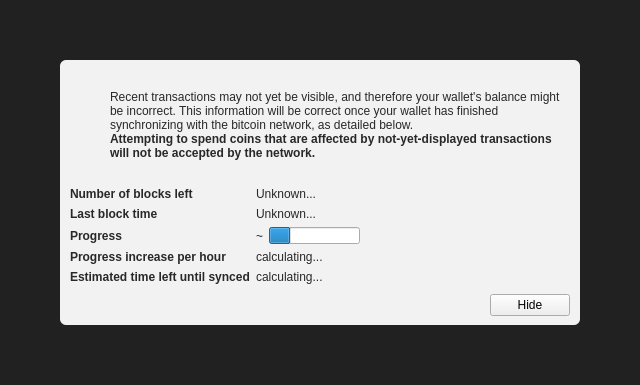
Before: the Qt Designer form src/qt/forms/modaloverlay.ui in BlueDragon747/lithium, drawn with Qt 5.
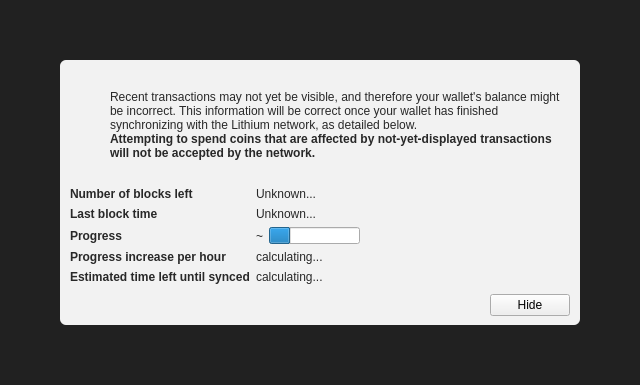
After: the same form once the commit is applied. Icons and pictures are not drawn. Custom widgets are drawn as their Qt base class.

Diff of the .ui file:
```diff
--- a/src/qt/forms/modaloverlay.ui
+++ b/src/qt/forms/modaloverlay.ui
@@ -130,7 +130,7 @@
              <item>
               <widget class="QLabel" name="infoText">
                <property name="text">
-                <string>Recent transactions may not yet be visible, and therefore your wallet's balance might be incorrect. This information will be correct once your wallet has finished synchronizing with the bitcoin network, as detailed below.</string>
+                <string>Recent transactions may not yet be visible, and therefore your wallet's balance might be incorrect. This information will be correct once your wallet has finished synchronizing with the Lithium network, as detailed below.</string>
                </property>
                <property name="textFormat">
                 <enum>Qt::RichText</enum>
```
